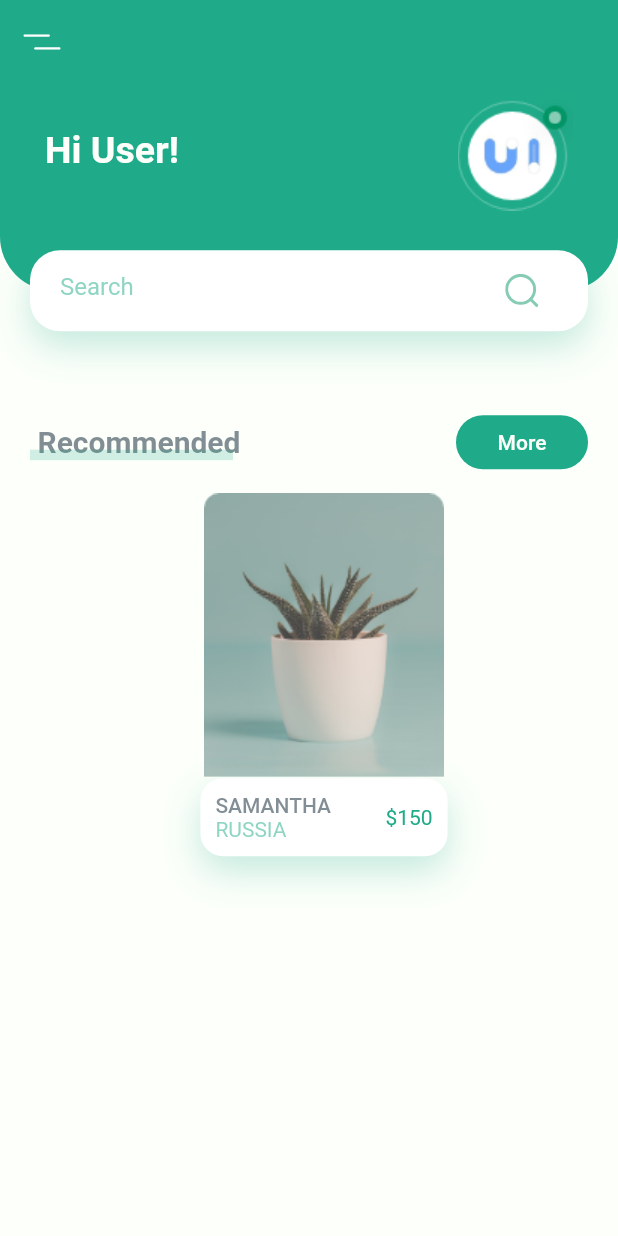
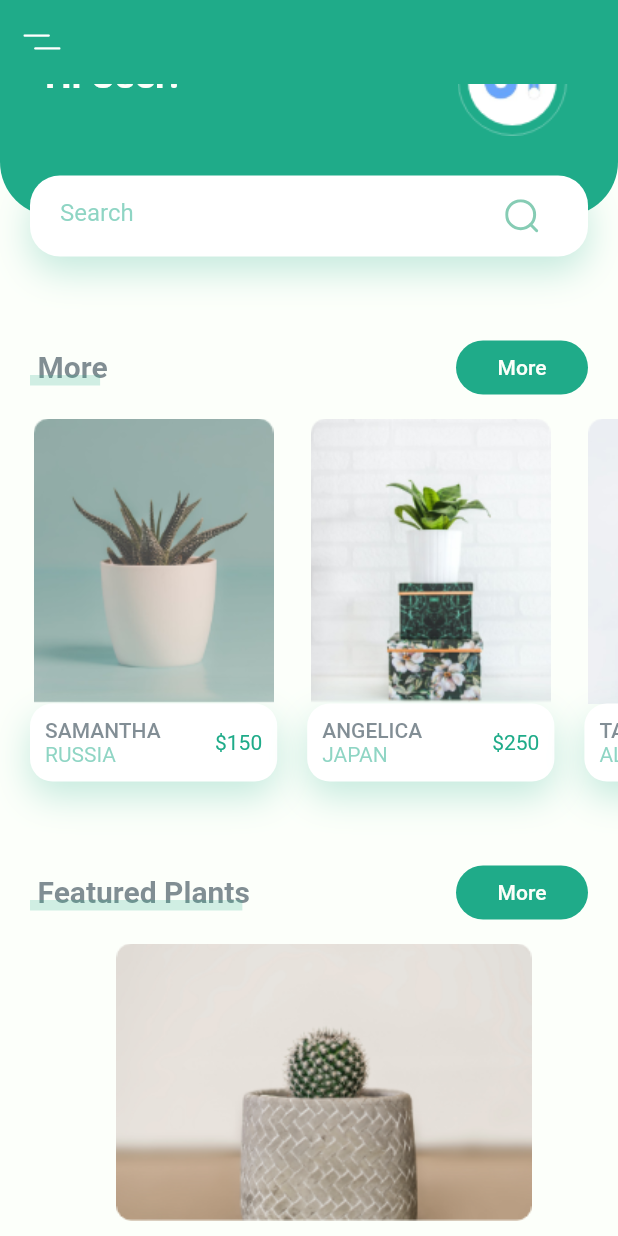
Before and after one commit to parthit/FlutterAppDev, a Flutter app: the screen it shows after launch, on a phone screen of 412 x 824 dp. Run offline on Flutter 3.47's test engine with Material 2 defaults, Android fonts, the phone set to English and light mode, and no system bars; our stand-ins replace flutter_svg.

Commit message:
Created scrollable cards and added features plants card to the bottom

```diff
--- a/plantstore_ui/lib/screens/home/body.dart
+++ b/plantstore_ui/lib/screens/home/body.dart
@@ -3,6 +3,7 @@ import 'package:flutter/material.dart';
 import 'package:plantstore_ui/constants.dart';
 import 'components/header_with_btn.dart';
 import 'components/header_with_search.dart';
+import 'components/plant_recommendations.dart';
 
 class Body extends StatelessWidget {
   @override
@@ -17,84 +18,39 @@ class Body extends StatelessWidget {
             text: "More",
             pressed: () {},
           ),
-          RecommendedPlantCard(
-            title: "Samantha",
-            country: "Russia",
-            image: "assets/images/image_1.png",
-            price: 150,
+          RecommendsPlants(),
+          TitleWIthMoreBtn(
+            text: "Featured Plants",
             pressed: () {},
-          )
+          ),
+          FeaturesPlantCard(size: size),
         ],
       ),
     );
   }
 }
 
-class RecommendedPlantCard extends StatelessWidget {
+class FeaturesPlantCard extends StatelessWidget {
+  const FeaturesPlantCard({
+    Key key,
+    @required this.size,
+  }) : super(key: key);
 
-  final String image, title, country;
-  final int price;
-  final Function pressed;
-
-  RecommendedPlantCard({this.image,this.title,this.country,this.price,this.pressed});
+  final Size size;
 
   @override
   Widget build(BuildContext context) {
-    Size size = MediaQuery.of(context).size;
     return Container(
       margin: EdgeInsets.only(
           left: kDefaultPadding,
           top: kDefaultPadding / 2,
-          bottom: kDefaultPadding * 2.5),
-      width: size.width * 0.4,
-      child: Column(
-        children: <Widget>[
-          Image.asset(image),
-          GestureDetector(
-            onTap: pressed,
-            child: Container(
-              padding: EdgeInsets.all(kDefaultPadding / 2),
-              decoration: BoxDecoration(
-                color: Colors.white,
-                borderRadius: BorderRadius.circular(15),
-                boxShadow: [
-                  BoxShadow(
-                    offset: Offset(0, 10),
-                    blurRadius: 20,
-                    color: kPrimaryColor.withOpacity(0.25),
-                  ),
-                ],
-              ),
-              child: Row(
-                children: <Widget>[
-                  RichText(
-                    text: TextSpan(
-                      children: [
-                        TextSpan(
-                            text: "$title\n".toUpperCase(),
-                            style: Theme.of(context).textTheme.bodyText1),
-                        TextSpan(
-                          text: "$country".toUpperCase(),
-                          style: TextStyle(
-                            color: kPrimaryColor.withOpacity(0.5),
-                          ),
-                        ),
-                      ],
-                    ),
-                  ),
-                  Spacer(),
-                  Text(
-                    "\$$price",
-                    style: TextStyle(
-                      color: kPrimaryColor,
-                    ),
-                  ),
-                ],
-              ),
-            ),
-          )
-        ],
-      ),
+          bottom: kDefaultPadding / 2),
+      width: size.width * 0.8,
+      height: 185,
+      decoration: BoxDecoration(
+          borderRadius: BorderRadius.circular(10),
+          image: DecorationImage(
+              image: AssetImage("assets/images/bottom_img_1.png"))),
     );
   }
 }
--- a/plantstore_ui/lib/screens/home/components/header_with_btn.dart
+++ b/plantstore_ui/lib/screens/home/components/header_with_btn.dart
@@ -12,7 +12,7 @@ class TitleWIthMoreBtn extends StatelessWidget {
       padding: const EdgeInsets.symmetric(horizontal: kDefaultPadding),
       child: Row(
         children: [
-          TitleWithUnderline("Recommended"),
+          TitleWithUnderline(text),
           Spacer(),
           FlatButton(
               onPressed: pressed,
@@ -20,7 +20,7 @@ class TitleWIthMoreBtn extends StatelessWidget {
                   borderRadius: BorderRadius.circular(20)),
               color: kPrimaryColor,
               child: Text(
-                text,
+                "More",
                 style: TextStyle(color: kBackgroundColor),
               ))
         ],
--- /dev/null
+++ b/plantstore_ui/lib/screens/home/components/plant_recommendations.dart
@@ -0,0 +1,110 @@
+import "package:flutter/material.dart";
+import "package:plantstore_ui/constants.dart";
+
+
+class RecommendsPlants extends StatelessWidget {
+  const RecommendsPlants({
+    Key key,
+  }) : super(key: key);
+
+  @override
+  Widget build(BuildContext context) {
+    return SingleChildScrollView(
+      scrollDirection: Axis.horizontal,
+      child: Row(
+        children: [
+          RecommendedPlantCard(
+            title: "Samantha",
+            country: "Russia",
+            image: "assets/images/image_1.png",
+            price: 150,
+            pressed: () {},
+          ),
+          RecommendedPlantCard(
+            title: "Angelica",
+            country: "Japan",
+            image: "assets/images/image_2.png",
+            price: 250,
+            pressed: () {},
+          ),
+          RecommendedPlantCard(
+            title: "Tamitha",
+            country: "Algeria",
+            image: "assets/images/image_3.png",
+            price: 200,
+            pressed: () {},
+          ),
+        ],
+      ),
+    );
+  }
+}
+
+class RecommendedPlantCard extends StatelessWidget {
+
+  final String image, title, country;
+  final int price;
+  final Function pressed;
+
+  RecommendedPlantCard({this.image,this.title,this.country,this.price,this.pressed});
+
+  @override
+  Widget build(BuildContext context) {
+    Size size = MediaQuery.of(context).size;
+    return Container(
+      margin: EdgeInsets.only(
+          left: kDefaultPadding,
+          top: kDefaultPadding / 2,
+          bottom: kDefaultPadding * 2.5),
+      width: size.width * 0.4,
+      child: Column(
+        children: <Widget>[
+          Image.asset(image),
+          GestureDetector(
+            onTap: pressed,
+            child: Container(
+              padding: EdgeInsets.all(kDefaultPadding / 2),
+              decoration: BoxDecoration(
+                color: Colors.white,
+                borderRadius: BorderRadius.circular(15),
+                boxShadow: [
+                  BoxShadow(
+                    offset: Offset(0, 10),
+                    blurRadius: 20,
+                    color: kPrimaryColor.withOpacity(0.25),
+                  ),
+                ],
+              ),
+              child: Row(
+                children: <Widget>[
+                  RichText(
+                    text: TextSpan(
+                      children: [
+                        TextSpan(
+                            text: "$title\n".toUpperCase(),
+                            style: Theme.of(context).textTheme.bodyText1),
+                        TextSpan(
+                          text: "$country".toUpperCase(),
+                          style: TextStyle(
+                            color: kPrimaryColor.withOpacity(0.5),
+                          ),
+                        ),
+                      ],
+                    ),
+                  ),
+                  Spacer(),
+                  Text(
+                    "\$$price",
+                    style: TextStyle(
+                      color: kPrimaryColor,
+                    ),
+                  ),
+                ],
+              ),
+            ),
+          )
+        ],
+      ),
+    );
+  }
+}
```
